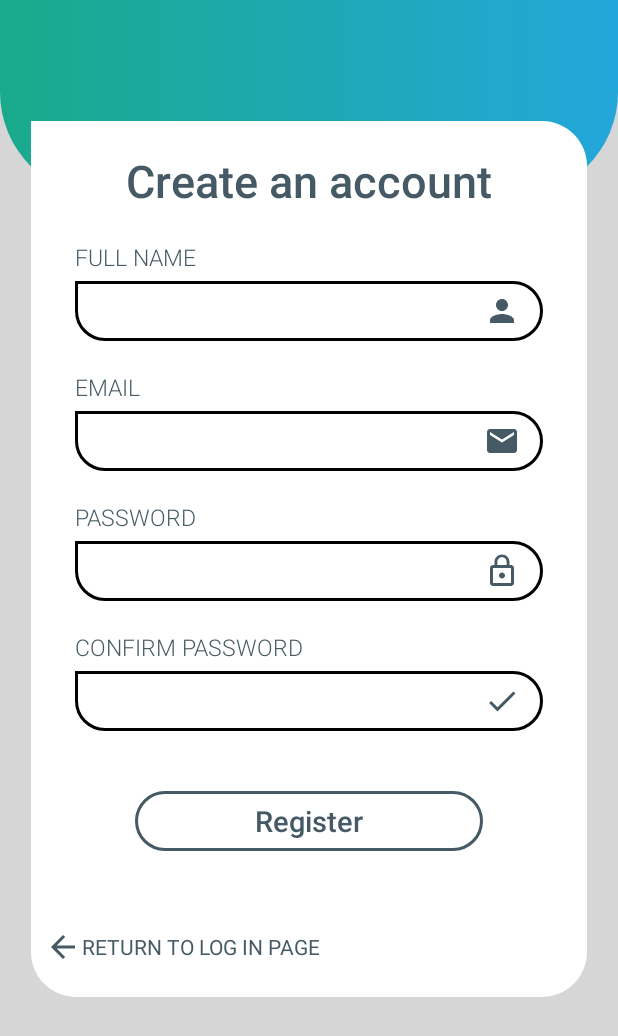
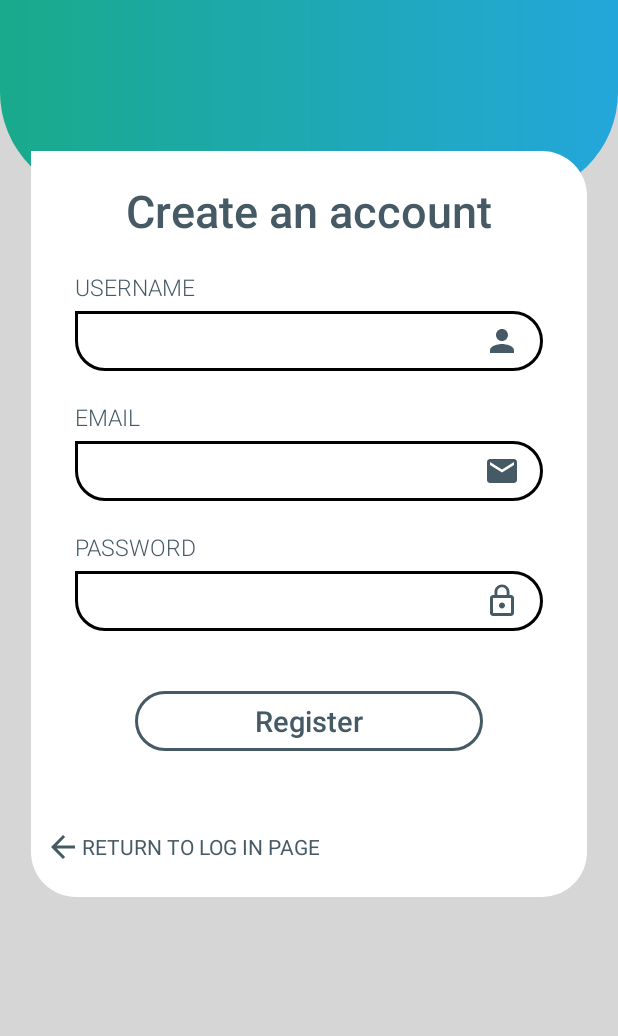
Before and after one commit to BenDurmishllari/uGotThis-, an Android app: the Register_activity screen opened directly, with no data from a screen before it, on a phone screen of 412 x 824 dp. Shown: the top 1036 px of the screen. Run offline under Robolectric (Android 15) with nearby library versions, the phone set to English and light mode, and no system bars; our stand-ins replace Firebase (no records; nobody signed in at launch, a user with empty details on screens opened directly).

```diff
--- a/app/src/main/java/com/example/ugotthis/Register_activity.java
+++ b/app/src/main/java/com/example/ugotthis/Register_activity.java
@@ -8,12 +8,25 @@ import android.view.View;
 import android.widget.Button;
 import android.widget.TextView;
 
+import com.google.firebase.auth.FirebaseAuth;
+import com.google.firebase.auth.FirebaseUser;
+import com.google.firebase.firestore.FirebaseFirestore;
+
 public class Register_activity extends AppCompatActivity {
 
     TextView gobackhome;
     Intent loginpage;
-    Button btnloginpage;
+    Button btnRegister;
     Intent loginhome;
+
+    // Firebase attributes
+    private FirebaseAuth firebaseAuth;
+    private  FirebaseAuth.AuthStateListener authStateListener;
+    private FirebaseUser currentUser;
+
+    // Firestore connection
+    private FirebaseFirestore database = FirebaseFirestore.getInstance();
+
 
     @Override
     protected void onCreate(Bundle savedInstanceState) {
@@ -31,9 +44,9 @@ public class Register_activity extends AppCompatActivity {
             }
         });
 
-        btnloginpage = findViewById(R.id.registerbtn);
+        btnRegister = findViewById(R.id.registerbtn);
 
-        btnloginpage.setOnClickListener(new View.OnClickListener() {
+        btnRegister.setOnClickListener(new View.OnClickListener() {
             @Override
             public void onClick(View v)
             {
--- a/app/src/main/res/layout/activity_register.xml
+++ b/app/src/main/res/layout/activity_register.xml
@@ -31,7 +31,7 @@
             android:layout_marginLeft="20dp"
             android:layout_marginRight="20dp"
             android:layout_marginBottom="30dp"
-            android:layout_marginTop="80dp"
+            android:layout_marginTop="100dp"
             android:background="@drawable/reg_form_corner"
             android:padding="10dp">
 
@@ -50,7 +50,7 @@
                 android:layout_width="wrap_content"
                 android:layout_height="wrap_content"
                 android:fontFamily="sans-serif-light"
-                android:text="@string/lblfullname"
+                android:text="@string/lblusername"
                 android:textAllCaps="true"
                 android:textColor="@color/regtxtcolor"
                 android:textSize="15sp"
@@ -122,30 +122,30 @@
                 android:layout_marginLeft="20dp"
                 android:drawableEnd="@drawable/reg_pass_icon_24dp"/>
 
-            <TextView
-                android:layout_width="wrap_content"
-                android:layout_height="wrap_content"
-                android:fontFamily="sans-serif-light"
-                android:text="@string/lblconfirmpass"
-                android:textAllCaps="true"
-                android:textColor="@color/regtxtcolor"
-                android:textSize="15sp"
-                android:layout_marginLeft="20dp"
-                android:layout_marginTop="20dp"/>
+<!--            <TextView-->
+<!--                android:layout_width="wrap_content"-->
+<!--                android:layout_height="wrap_content"-->
+<!--                android:fontFamily="sans-serif-light"-->
+<!--                android:text="@string/lblconfirmpass"-->
+<!--                android:textAllCaps="true"-->
+<!--                android:textColor="@color/regtxtcolor"-->
+<!--                android:textSize="15sp"-->
+<!--                android:layout_marginLeft="20dp"-->
+<!--                android:layout_marginTop="20dp"/>-->
 
-            <EditText
-                android:layout_width="match_parent"
-                android:layout_height="40dp"
-                android:layout_marginTop="5dp"
-                android:textSize="15sp"
-                android:textColor="@color/black"
-                android:fontFamily="sans-serif-light"
-                android:paddingLeft="15dp"
-                android:paddingRight="15dp"
-                android:background="@drawable/reg_txt_corners"
-                android:layout_marginRight="20dp"
-                android:layout_marginLeft="20dp"
-                android:drawableEnd="@drawable/regist_confirm_pass_icon"/>
+<!--            <EditText-->
+<!--                android:layout_width="match_parent"-->
+<!--                android:layout_height="40dp"-->
+<!--                android:layout_marginTop="5dp"-->
+<!--                android:textSize="15sp"-->
+<!--                android:textColor="@color/black"-->
+<!--                android:fontFamily="sans-serif-light"-->
+<!--                android:paddingLeft="15dp"-->
+<!--                android:paddingRight="15dp"-->
+<!--                android:background="@drawable/reg_txt_corners"-->
+<!--                android:layout_marginRight="20dp"-->
+<!--                android:layout_marginLeft="20dp"-->
+<!--                android:drawableEnd="@drawable/regist_confirm_pass_icon"/>-->
 
             <!-- Relative layout that it has into in the registration button -->
             <RelativeLayout
--- a/app/src/main/res/values/strings.xml
+++ b/app/src/main/res/values/strings.xml
@@ -29,7 +29,7 @@
     <string name="linkBtnSingUp">YOU DONT HAVE AN ACCOUNT? PLEASE SIGN UP </string>
     <string name="linkBtnForgotPass">Forgot Password?</string>
     <string name="lblcreateaccount">Create an account</string>
-    <string name="lblfullname">Full Name</string>
+    <string name="lblusername">Username</string>
     <string name="lblconfirmpass">Confirm Password</string>
     <string name="btnreg">Register</string>
     <string name="btngobackhome">Return to log in page</string>
--- a/build.gradle
+++ b/build.gradle
@@ -7,7 +7,8 @@ buildscript {
 
     }
     dependencies {
-        classpath 'com.android.tools.build:gradle:3.5.0'
+        classpath 'com.android.tools.build:gradle:3.5.3'
+        classpath 'com.google.gms:google-services:4.3.3'
 
         // NOTE: Do not place your application dependencies here; they belong
         // in the individual module build.gradle files
```
Also changed, not shown: app/build.gradle (+12 -3 lines), app/src/main/AndroidManifest.xml (+9 -0 lines), app/src/main/java/Util/TaskApi.java (added, +26 -0 lines), 1 other file.
